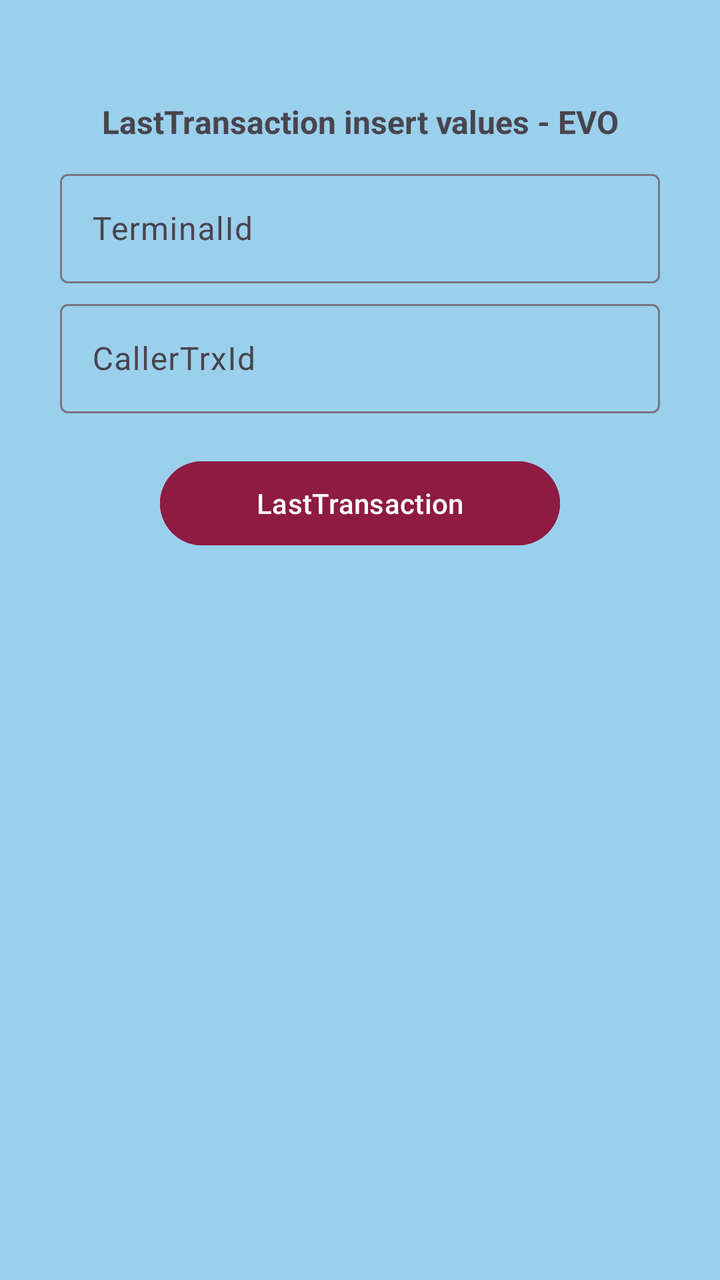
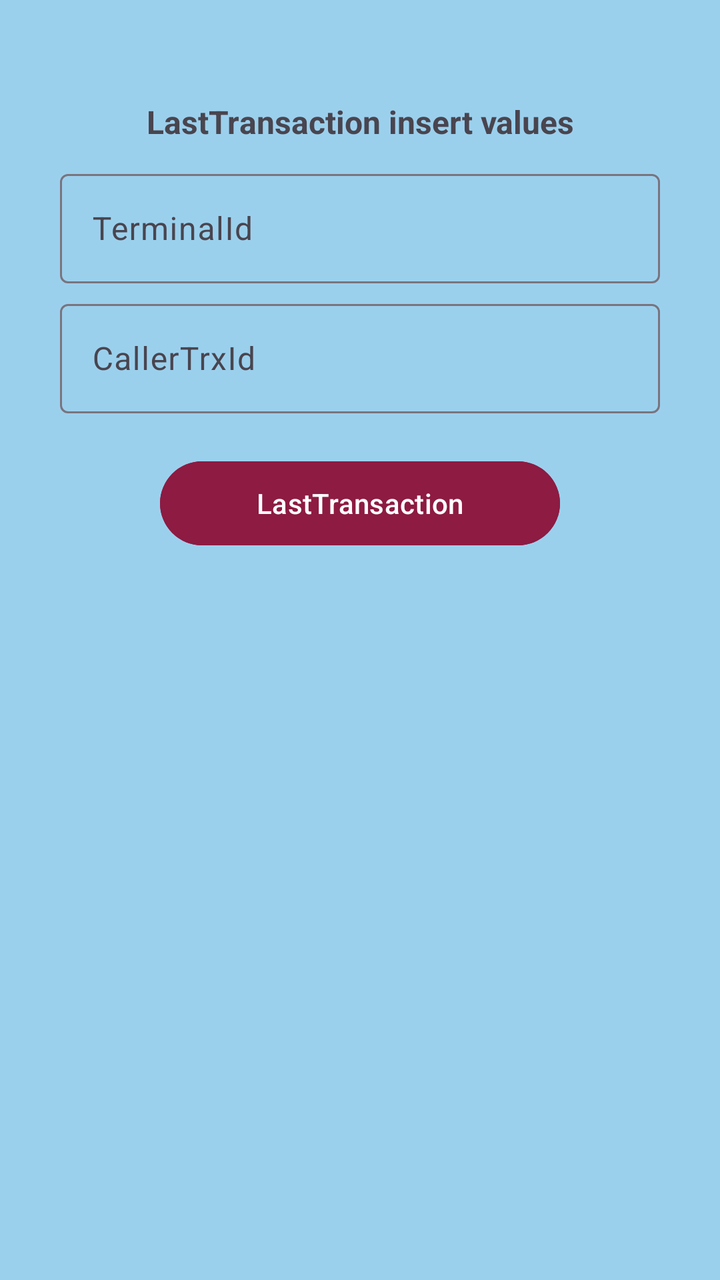

Compare the two renders of this Android layout. The source of the first and the diff that turns it into the second are given below.
<!-- AndroidManifest.xml: application theme Theme.SystIntTestSoftPosEvo -->
<!-- res/layout/activity_last_transaction_insert_values.xml -->
<?xml version="1.0" encoding="utf-8"?>
<LinearLayout xmlns:android="http://schemas.android.com/apk/res/android"
    xmlns:app="http://schemas.android.com/apk/res-auto"
    xmlns:tools="http://schemas.android.com/tools"
    android:id="@+id/main"
    android:layout_width="match_parent"
    android:layout_height="match_parent"
    android:background="@color/color_background_activity"
    tools:context="it.nexi.softpos_evo_java_light.activities.LastTransactionInsertValuesActivity"
    android:orientation="vertical"
    >

    <TextView
        android:id="@+id/textViewLastTransacionHeader"
        android:layout_width="match_parent"
        android:layout_height="wrap_content"
        android:layout_marginTop="50dp"
        android:text="LastTransaction insert values - EVO"
        android:textAlignment="center"
        android:textSize="16sp"
        android:textStyle="bold"
        />

    <ScrollView
        android:layout_width="wrap_content"
        android:layout_height="wrap_content"
        android:layout_gravity="center"
        android:layout_marginTop="10dp"
        >

        <LinearLayout
            android:layout_width="match_parent"
            android:layout_height="wrap_content"
            android:orientation="vertical"
            >
            <com.google.android.material.textfield.TextInputLayout
                android:id="@+id/textInputLayoutTerminalId"
                android:layout_width="@dimen/edittext_width"
                android:layout_height="@dimen/edittext_height"
                android:hint="TerminalId">

                <EditText
                    android:id="@+id/editTextTerminalId"
                    android:layout_width="match_parent"
                    android:layout_height="match_parent"
                    android:ems="10"
                    android:inputType="text"

                    />

            </com.google.android.material.textfield.TextInputLayout>

            <com.google.android.material.textfield.TextInputLayout
                android:id="@+id/textInputLayoutCallerTrxId"
                android:layout_width="@dimen/edittext_width"
                android:layout_height="@dimen/edittext_height"
                android:layout_marginTop="@dimen/edittext_margin_top"
                android:hint="CallerTrxId">

                <EditText
                    android:id="@+id/editTextCallerTrxId"
                    android:layout_width="match_parent"
                    android:layout_height="match_parent"
                    android:ems="10"
                    android:inputType="text"

                    />

            </com.google.android.material.textfield.TextInputLayout>


            <Button
                android:id="@+id/btnStartLastTransaction"
                android:layout_width="200dp"
                android:layout_height="@dimen/button_height"
                android:layout_marginTop="20dp"
                android:layout_gravity="center"
                android:backgroundTint="@color/color_background_button"
                android:text="LastTransaction" />

        </LinearLayout>

    </ScrollView>


</LinearLayout>
<!-- resources referenced by this layout -->
<resources>
  <color name="color_background_activity">#9BD0ED</color>
  <color name="color_background_button">#8D1B42</color>
  <dimen name="button_height">50dp</dimen>
  <dimen name="edittext_height">60dp</dimen>
  <dimen name="edittext_margin_top">5dp</dimen>
  <dimen name="edittext_width">300dp</dimen>
  <style name="Theme.SystIntTestSoftPosEvo" parent="Base.Theme.SystIntTestSoftPosEvo" />
  <style name="Base.Theme.SystIntTestSoftPosEvo" parent="Theme.Material3.DayNight.NoActionBar">
          
          
      </style>
</resources>

<!-- the commit's change to res/layout/activity_last_transaction_insert_values.xml (unified diff, before → after) -->
@@ -15,7 +15,7 @@
         android:layout_width="match_parent"
         android:layout_height="wrap_content"
         android:layout_marginTop="50dp"
-        android:text="LastTransaction insert values - EVO"
+        android:text="LastTransaction insert values"
         android:textAlignment="center"
         android:textSize="16sp"
         android:textStyle="bold"
